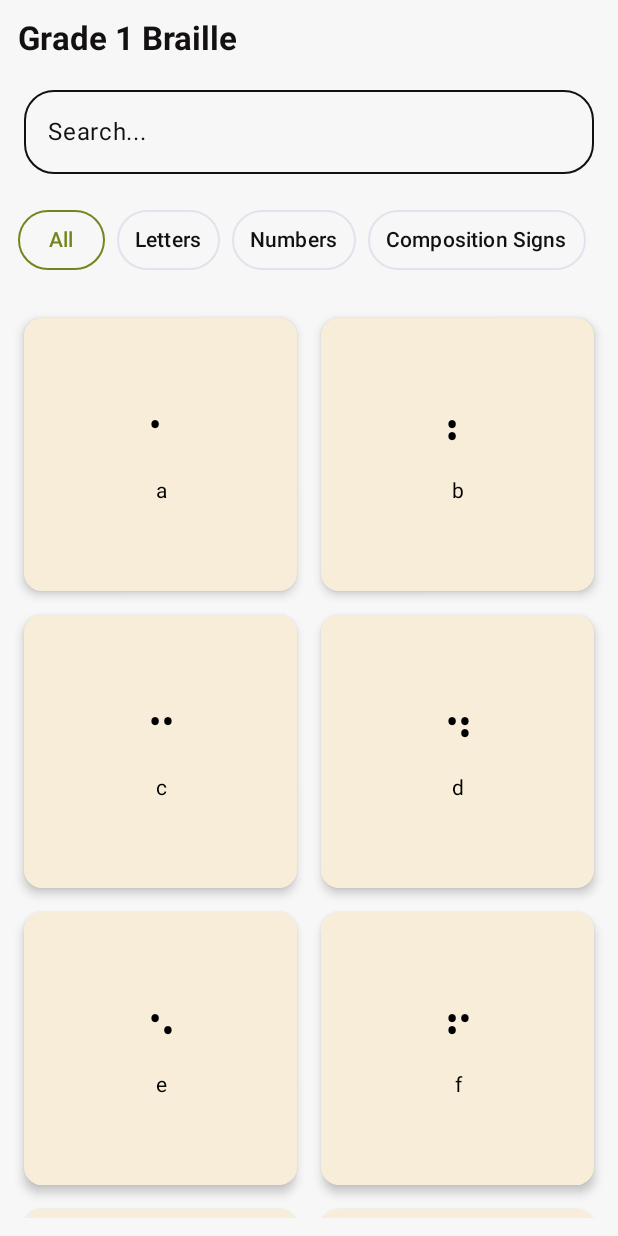
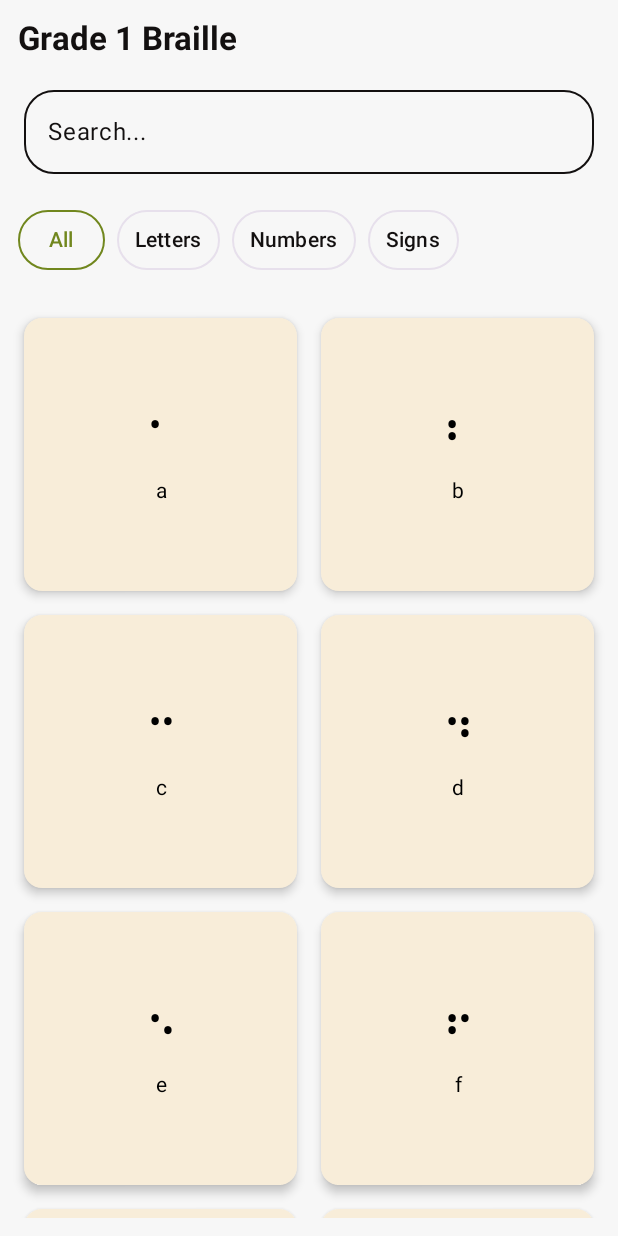
Before and after one commit to aemiio/braille-lens, an Android app built with Jetpack Compose: the composable Grade1Screen shown on its own in the app's theme, on a phone screen of 412 x 824 dp. Run offline under Robolectric (Android 15) with nearby library versions, the phone set to English and light mode, and no system bars; our stand-ins replace accompanist.

Commit message:
refactor: modify colors

```diff
--- a/app/src/main/java/com/example/braillelens/ui/components/about/BrailleGradesSection.kt
+++ b/app/src/main/java/com/example/braillelens/ui/components/about/BrailleGradesSection.kt
@@ -24,6 +24,7 @@ import androidx.compose.ui.platform.LocalContext
 import androidx.compose.ui.text.font.FontWeight
 import androidx.compose.ui.unit.dp
 import androidx.compose.ui.unit.sp
+import com.example.braillelens.ui.BrailleLensColors
 
 
 @Composable
@@ -89,7 +90,7 @@ fun BrailleGradesSection() {
                 .align(Alignment.End)
                 .padding(end = 8.dp),
             colors = ButtonDefaults.buttonColors(
-                containerColor = Color(0xFF3700B3)
+                BrailleLensColors.darkOlive
             ),
             shape = RoundedCornerShape(8.dp),
             elevation = ButtonDefaults.buttonElevation(
--- a/app/src/main/java/com/example/braillelens/ui/components/about/BrailleSection.kt
+++ b/app/src/main/java/com/example/braillelens/ui/components/about/BrailleSection.kt
@@ -31,6 +31,7 @@ import androidx.compose.foundation.layout.width
 import androidx.compose.material.icons.Icons
 import androidx.compose.material.icons.outlined.ArrowForward
 import androidx.compose.ui.layout.ContentScale
+import com.example.braillelens.ui.BrailleLensColors
 
 @Composable
 fun BrailleSection() {
@@ -112,7 +113,7 @@ fun BrailleSection() {
                 .align(Alignment.End)
                 .padding(end = 8.dp),
             colors = ButtonDefaults.buttonColors(
-                containerColor = Color(0xFF3700B3)
+                containerColor = BrailleLensColors.darkOlive
             ),
             shape = RoundedCornerShape(8.dp),
             elevation = ButtonDefaults.buttonElevation(
--- a/app/src/main/java/com/example/braillelens/ui/components/about/FilipinoBrailleSection.kt
+++ b/app/src/main/java/com/example/braillelens/ui/components/about/FilipinoBrailleSection.kt
@@ -31,6 +31,7 @@ import androidx.compose.foundation.layout.width
 import androidx.compose.material.icons.Icons
 import androidx.compose.material.icons.outlined.ArrowForward
 import androidx.compose.ui.layout.ContentScale
+import com.example.braillelens.ui.BrailleLensColors
 
 @Composable
 fun FilipinoBrailleSection() {
@@ -103,7 +104,7 @@ fun FilipinoBrailleSection() {
                 .align(Alignment.End)
                 .padding(end = 8.dp),
             colors = ButtonDefaults.buttonColors(
-                containerColor = Color(0xFF3700B3)
+                BrailleLensColors.darkOlive
             ),
             shape = RoundedCornerShape(8.dp),
             elevation = ButtonDefaults.buttonElevation(
--- a/app/src/main/java/com/example/braillelens/ui/screens/Grade1Screen.kt
+++ b/app/src/main/java/com/example/braillelens/ui/screens/Grade1Screen.kt
@@ -42,7 +42,7 @@ fun Grade1Screen() {
 
     val brailleCards = remember { loadBrailleCards(context, "grade1") }
     val categories = remember {
-        listOf("All", "Letters", "Numbers", "Composition Signs")
+        listOf("All", "Letters", "Numbers", "Signs")
     }
 
     // Filter Braille cards based on category and search query
```
